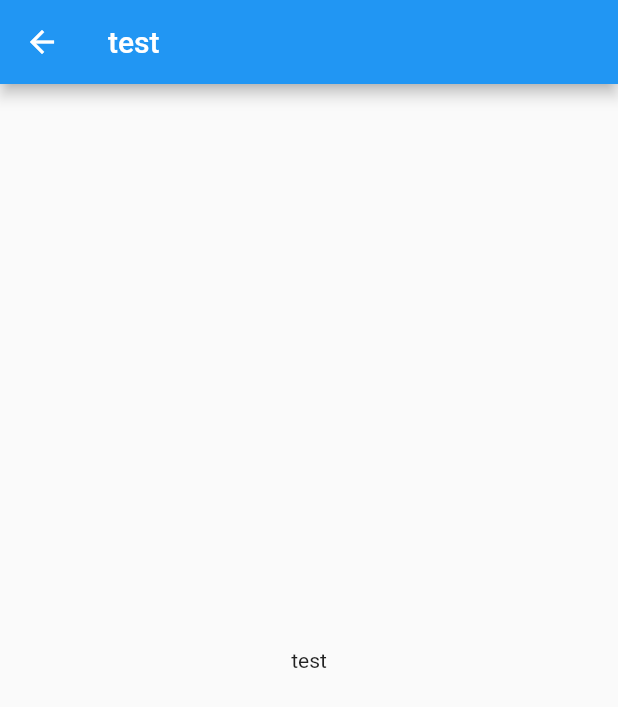
After one commit to lnbxyz/overwatched-mobile, a Flutter app: the screen it shows after launch, after a tap on "test", on a phone screen of 412 x 824 dp. The commit adds this screen. Shown: the top 707 px of the screen. Run offline on Flutter 3.47's test engine with Material 2 defaults, Android fonts, the phone set to English and light mode, and no system bars.

Commit message:
add basic structure and navigation

```diff
--- /dev/null
+++ b/lib/pages/home.dart
@@ -0,0 +1,53 @@
+import 'package:flutter/material.dart';
+import 'package:overwatched/pages/series_detail.dart';
+
+class HomePage extends StatefulWidget {
+  const HomePage({Key? key}) : super(key: key);
+
+  @override
+  State<HomePage> createState() => _HomePageState();
+}
+
+class _HomePageState extends State<HomePage> {
+  List<String> _data = [];
+
+  void _fetchData() {
+    setState(() {
+      _data = [
+        'test',
+        'test 2'
+      ];
+    });
+  }
+
+  @override
+  Widget build(BuildContext context) {
+    _fetchData();
+    return Scaffold(
+      appBar: AppBar(
+        title: const Text('Overwatched'),
+      ),
+      body: ListView.builder(
+        itemCount: _data.length,
+        itemBuilder: (context, index) {
+          return GestureDetector(
+            child: Card(
+              key: ValueKey(_data[index]),
+              child: Padding(
+                padding: const EdgeInsets.all(8.0),
+                child: Text(_data[index]),
+              ),
+            ),
+            onTap: () {
+              Navigator.of(context).push(
+                MaterialPageRoute(
+                  builder: (context) => SeriesDetailPage(name: _data[index]),
+                ),
+              );
+            },
+          );
+        }
+      )
+    );
+  }
+}
--- /dev/null
+++ b/lib/pages/series_detail.dart
@@ -0,0 +1,24 @@
+import 'package:flutter/material.dart';
+
+class SeriesDetailPage extends StatefulWidget {
+  const SeriesDetailPage({Key? key, required this.name}) : super(key: key);
+
+  final String name;
+
+  @override
+  State<SeriesDetailPage> createState() => _SeriesDetailPageState();
+}
+
+class _SeriesDetailPageState extends State<SeriesDetailPage> {
+  @override
+  Widget build(BuildContext context) {
+    return Scaffold(
+        appBar: AppBar(
+          title: Text(widget.name),
+        ),
+        body: Center(
+          child: Text(widget.name),
+        )
+    );
+  }
+}
```
Also changed, not shown: lib/main.dart (+3 -96 lines).
